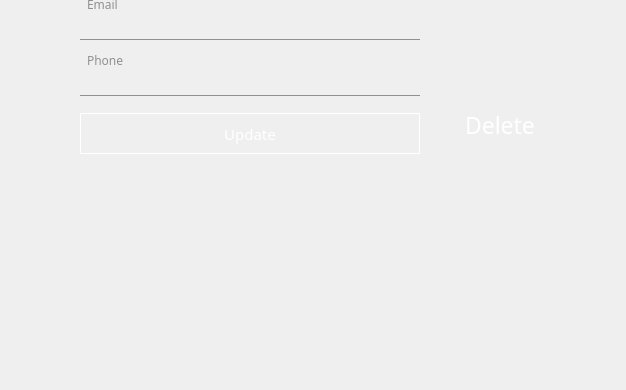
Qt form Views/Colleagues/UpdateCollegueView.ui (oleksandrmelnychenko/noltapp) before a commit; both pictures show x 425 to 1051 and y 210 to 600 of the 1294 by 600 pixel window.
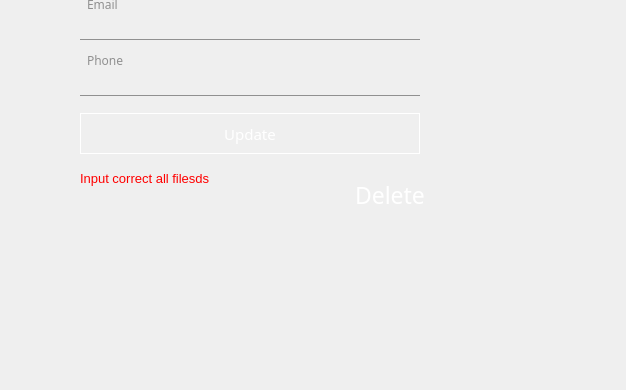
The same form after that commit. Custom widgets are drawn as their Qt base class.

Commit message: Do regex on update colleague view

```diff
--- a/Views/Colleagues/UpdateCollegueView.ui
+++ b/Views/Colleagues/UpdateCollegueView.ui
@@ -288,8 +288,8 @@
    <widget class="ColleaguesLabel" name="lblDelete">
     <property name="geometry">
      <rect>
-      <x>890</x>
-      <y>310</y>
+      <x>780</x>
+      <y>380</y>
       <width>81</width>
       <height>50</height>
      </rect>
@@ -304,6 +304,29 @@
      <string>Delete</string>
     </property>
    </widget>
+   <widget class="QLabel" name="lblIncorrectInput">
+    <property name="geometry">
+     <rect>
+      <x>505</x>
+      <y>380</y>
+      <width>151</width>
+      <height>16</height>
+     </rect>
+    </property>
+    <property name="font">
+     <font>
+      <family>Arial</family>
+      <pointsize>10</pointsize>
+     </font>
+    </property>
+    <property name="styleSheet">
+     <string notr="true">color:red;
+ opacity: 0;</string>
+    </property>
+    <property name="text">
+     <string>Input correct all filesds</string>
+    </property>
+   </widget>
    <zorder>txtEditFirstName</zorder>
    <zorder>txtEditLastName</zorder>
    <zorder>txtEditEmail</zorder>
```
Left out of the diff: 1 changed line with no effect on the pictures. The commit also changes 6 other files.
